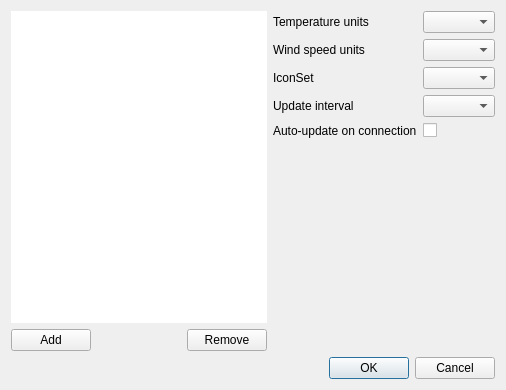
Before: the Qt Designer form qtomweather/qtsetting/settingstations.ui in Meecast/meecast, drawn with Qt 5.
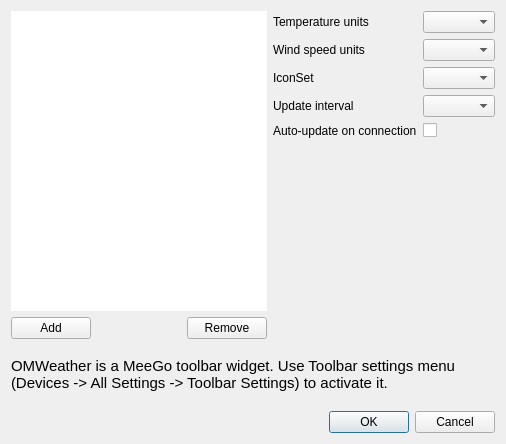
After: the same form once the commit is applied.

Commit message: added hint in settings

```diff
--- a/qtomweather/qtsetting/settingstations.ui
+++ b/qtomweather/qtsetting/settingstations.ui
@@ -7,7 +7,7 @@
     <x>0</x>
     <y>0</y>
     <width>506</width>
-    <height>390</height>
+    <height>444</height>
    </rect>
   </property>
   <property name="sizePolicy">
@@ -139,6 +139,26 @@
      </item>
     </layout>
    </item>
+   <item>
+    <widget class="QLabel" name="label_6">
+     <property name="font">
+      <font>
+       <pointsize>12</pointsize>
+       <weight>50</weight>
+       <bold>false</bold>
+      </font>
+     </property>
+     <property name="frameShape">
+      <enum>QFrame::NoFrame</enum>
+     </property>
+     <property name="text">
+      <string>&lt;p style=&quot; margin-top:0px; margin-bottom:0px; margin-left:0px; margin-right:0px; -qt-block-indent:0; text-indent:0px;&quot;&gt;&lt;span style=&quot; font-size:11pt; color:#000000;&quot;&gt;OMWeather is a MeeGo toolbar widget. Use Toolbar settings menu &lt;br&gt;(Devices -&amp;gt; All Settings -&amp;gt; Toolbar Settings) to activate it.&lt;/span&gt;&lt;/p&gt;</string>
+     </property>
+     <property name="textFormat">
+      <enum>Qt::RichText</enum>
+     </property>
+    </widget>
+   </item>
    <item>
     <widget class="QDialogButtonBox" name="buttonBox">
      <property name="orientation">
```
The commit also changes 1 other file.
